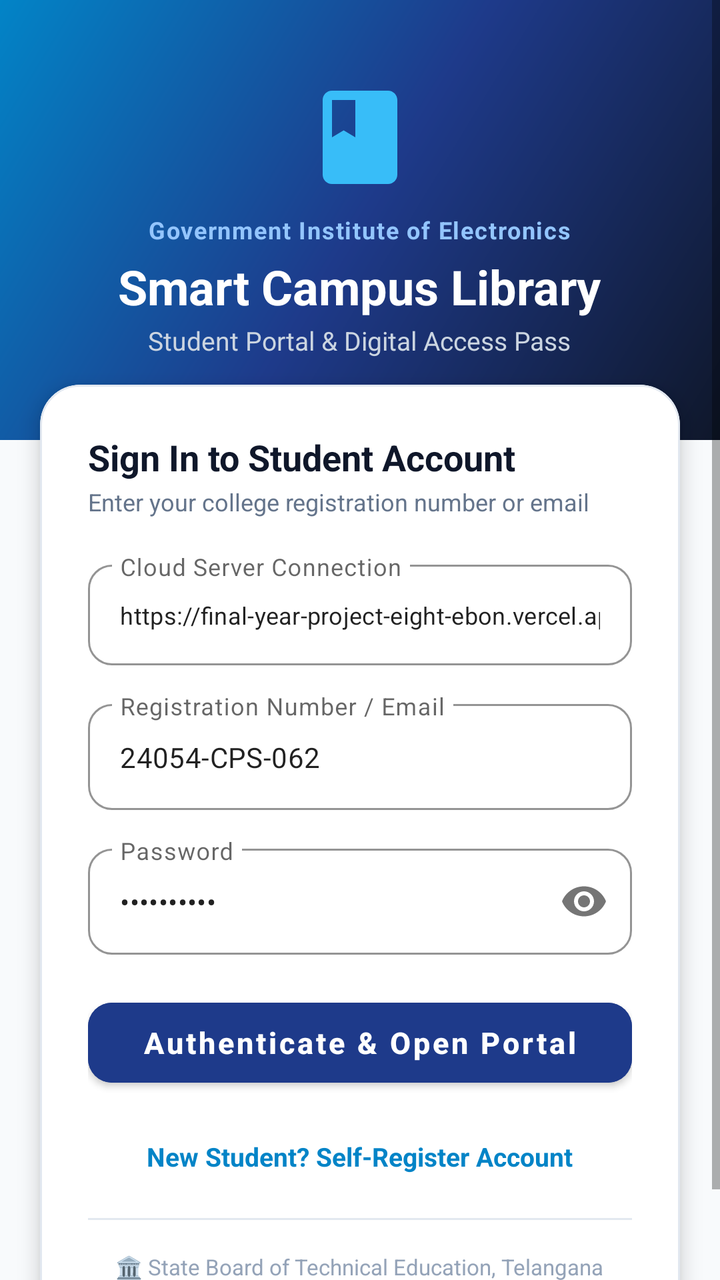
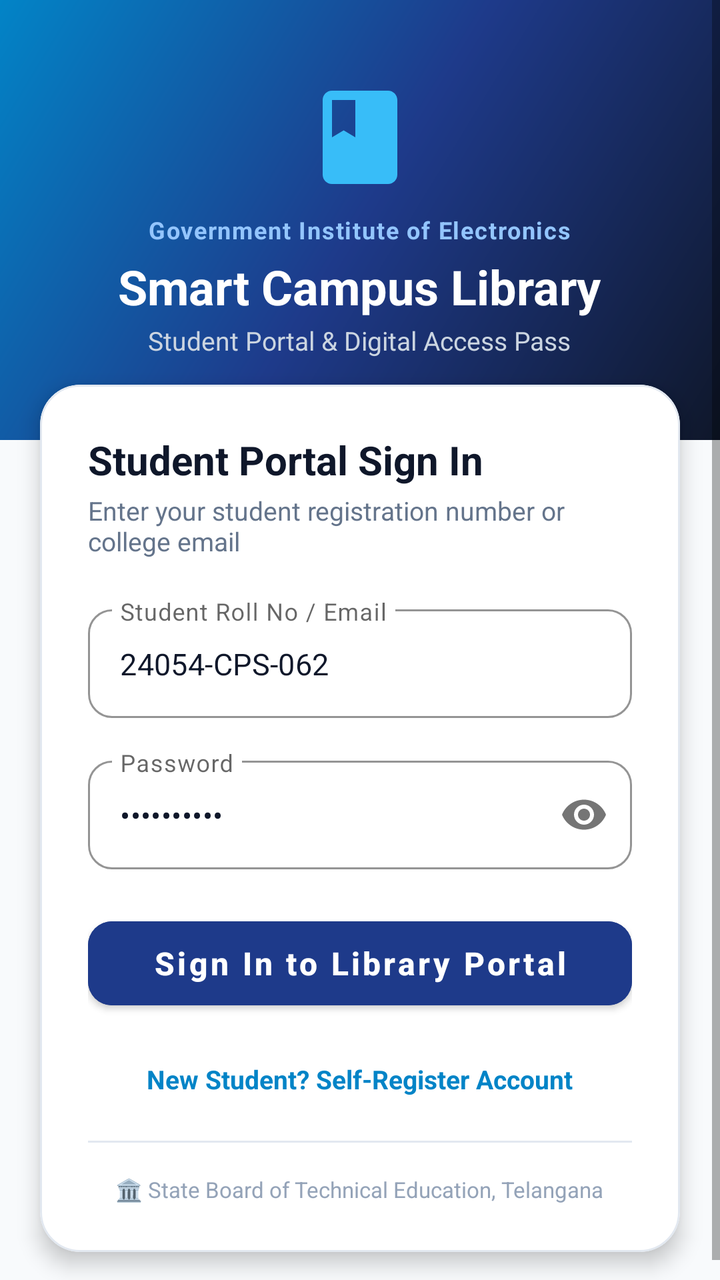

Two renders of the same Android screen: before a commit and after it. Below are the layout's source before the change and the commit's diff.
<!-- AndroidManifest.xml: application theme Theme.StudentLibraryApp -->
<!-- res/layout/activity_login.xml -->
<?xml version="1.0" encoding="utf-8"?>
<ScrollView xmlns:android="http://schemas.android.com/apk/res/android"
    xmlns:app="http://schemas.android.com/apk/res-auto"
    android:layout_width="match_parent"
    android:layout_height="match_parent"
    android:fillViewport="true"
    android:background="#F8FAFC">

    <LinearLayout
        android:layout_width="match_parent"
        android:layout_height="wrap_content"
        android:orientation="vertical">

        
        <LinearLayout
            android:layout_width="match_parent"
            android:layout_height="220dp"
            android:background="@drawable/bg_header_gradient"
            android:orientation="vertical"
            android:gravity="center"
            android:paddingHorizontal="24dp">

            <ImageView
                android:layout_width="56dp"
                android:layout_height="56dp"
                android:src="@drawable/ic_book"
                app:tint="#38BDF8"
                android:contentDescription="@string/app_name" />

            <TextView
                android:layout_width="wrap_content"
                android:layout_height="wrap_content"
                android:layout_marginTop="10dp"
                android:text="Government Institute of Electronics"
                android:textColor="#93C5FD"
                android:textSize="12sp"
                android:letterSpacing="0.05"
                android:textStyle="bold" />

            <TextView
                android:layout_width="wrap_content"
                android:layout_height="wrap_content"
                android:layout_marginTop="4dp"
                android:text="Smart Campus Library"
                android:textColor="#FFFFFF"
                android:textSize="24sp"
                android:textStyle="bold" />

            <TextView
                android:layout_width="wrap_content"
                android:layout_height="wrap_content"
                android:layout_marginTop="2dp"
                android:text="Student Portal &amp; Digital Access Pass"
                android:textColor="#CBD5E1"
                android:textSize="13sp" />
        </LinearLayout>

        
        <com.google.android.material.card.MaterialCardView
            android:layout_width="match_parent"
            android:layout_height="wrap_content"
            android:layout_marginHorizontal="20dp"
            android:layout_marginTop="-28dp"
            android:layout_marginBottom="24dp"
            app:cardCornerRadius="20dp"
            app:cardElevation="6dp"
            app:strokeWidth="1dp"
            app:strokeColor="#E2E8F0"
            app:cardBackgroundColor="#FFFFFF">

            <LinearLayout
                android:layout_width="match_parent"
                android:layout_height="wrap_content"
                android:orientation="vertical"
                android:padding="24dp">

                <TextView
                    android:layout_width="wrap_content"
                    android:layout_height="wrap_content"
                    android:text="Sign In to Student Account"
                    android:textColor="#0F172A"
                    android:textSize="18sp"
                    android:textStyle="bold" />

                <TextView
                    android:layout_width="wrap_content"
                    android:layout_height="wrap_content"
                    android:layout_marginTop="2dp"
                    android:text="Enter your college registration number or email"
                    android:textColor="#64748B"
                    android:textSize="12sp" />

                
                <com.google.android.material.textfield.TextInputLayout
                    android:id="@+id/tilServerUrl"
                    style="@style/Widget.MaterialComponents.TextInputLayout.OutlinedBox"
                    android:layout_width="match_parent"
                    android:layout_height="wrap_content"
                    android:layout_marginTop="18dp"
                    app:boxCornerRadiusTopStart="12dp"
                    app:boxCornerRadiusTopEnd="12dp"
                    app:boxCornerRadiusBottomStart="12dp"
                    app:boxCornerRadiusBottomEnd="12dp"
                    app:boxStrokeColor="@color/primary"
                    android:hint="Cloud Server Connection">

                    <com.google.android.material.textfield.TextInputEditText
                        android:id="@+id/etServerUrl"
                        android:layout_width="match_parent"
                        android:layout_height="wrap_content"
                        android:text="https://final-year-project-eight-ebon.vercel.app/"
                        android:textSize="12sp"
                        android:inputType="textUri" />
                </com.google.android.material.textfield.TextInputLayout>

                
                <com.google.android.material.textfield.TextInputLayout
                    android:id="@+id/tilIdentifier"
                    style="@style/Widget.MaterialComponents.TextInputLayout.OutlinedBox"
                    android:layout_width="match_parent"
                    android:layout_height="wrap_content"
                    android:layout_marginTop="14dp"
                    app:boxCornerRadiusTopStart="12dp"
                    app:boxCornerRadiusTopEnd="12dp"
                    app:boxCornerRadiusBottomStart="12dp"
                    app:boxCornerRadiusBottomEnd="12dp"
                    app:boxStrokeColor="@color/primary"
                    android:hint="Registration Number / Email">

                    <com.google.android.material.textfield.TextInputEditText
                        android:id="@+id/etIdentifier"
                        android:layout_width="match_parent"
                        android:layout_height="wrap_content"
                        android:text="24054-CPS-062"
                        android:textSize="14sp"
                        android:inputType="textEmailAddress" />
                </com.google.android.material.textfield.TextInputLayout>

                
                <com.google.android.material.textfield.TextInputLayout
                    android:id="@+id/tilPassword"
                    style="@style/Widget.MaterialComponents.TextInputLayout.OutlinedBox"
                    android:layout_width="match_parent"
                    android:layout_height="wrap_content"
                    android:layout_marginTop="14dp"
                    app:boxCornerRadiusTopStart="12dp"
                    app:boxCornerRadiusTopEnd="12dp"
                    app:boxCornerRadiusBottomStart="12dp"
                    app:boxCornerRadiusBottomEnd="12dp"
                    app:boxStrokeColor="@color/primary"
                    android:hint="@string/password"
                    app:passwordToggleEnabled="true">

                    <com.google.android.material.textfield.TextInputEditText
                        android:id="@+id/etPassword"
                        android:layout_width="match_parent"
                        android:layout_height="wrap_content"
                        android:text="student123"
                        android:textSize="14sp"
                        android:inputType="textPassword" />
                </com.google.android.material.textfield.TextInputLayout>

                
                <ProgressBar
                    android:id="@+id/progressBar"
                    android:layout_width="wrap_content"
                    android:layout_height="wrap_content"
                    android:layout_gravity="center_horizontal"
                    android:layout_marginTop="14dp"
                    android:visibility="gone" />

                
                <Button
                    android:id="@+id/btnLogin"
                    android:layout_width="match_parent"
                    android:layout_height="52dp"
                    android:layout_marginTop="18dp"
                    android:text="Authenticate &amp; Open Portal"
                    android:textAllCaps="false"
                    android:textSize="15sp"
                    android:textStyle="bold"
                    app:cornerRadius="12dp"
                    android:backgroundTint="@color/primary" />

                
                <TextView
                    android:id="@+id/tvRegisterPrompt"
                    android:layout_width="wrap_content"
                    android:layout_height="wrap_content"
                    android:layout_gravity="center_horizontal"
                    android:layout_marginTop="16dp"
                    android:text="New Student? Self-Register Account"
                    android:textColor="@color/secondary"
                    android:textSize="13sp"
                    android:textStyle="bold"
                    android:padding="6dp" />

                <View
                    android:layout_width="match_parent"
                    android:layout_height="1dp"
                    android:layout_marginVertical="16dp"
                    android:background="#E2E8F0" />

                
                <LinearLayout
                    android:layout_width="match_parent"
                    android:layout_height="wrap_content"
                    android:orientation="horizontal"
                    android:gravity="center">

                    <TextView
                        android:layout_width="wrap_content"
                        android:layout_height="wrap_content"
                        android:text="🏛️ State Board of Technical Education, Telangana"
                        android:textColor="#94A3B8"
                        android:textSize="11sp" />
                </LinearLayout>

            </LinearLayout>
        </com.google.android.material.card.MaterialCardView>

    </LinearLayout>
</ScrollView>
<!-- resources referenced by this layout -->
<resources>
  <color name="primary">#1E3A8A</color>
  <color name="secondary">#0284C7</color>
  <!-- drawable bg_header_gradient (drawable) -->
  <?xml version="1.0" encoding="utf-8"?>
  <shape xmlns:android="http://schemas.android.com/apk/res/android">
      <gradient
          android:angle="135"
          android:startColor="#0F172A"
          android:centerColor="#1E3A8A"
          android:endColor="#0284C7"
          android:type="linear" />
  </shape>
  <!-- drawable ic_book (drawable) -->
  <vector xmlns:android="http://schemas.android.com/apk/res/android"
      android:width="24dp"
      android:height="24dp"
      android:viewportWidth="24"
      android:viewportHeight="24">
    <path
        android:fillColor="@color/primary"
        android:pathData="M18,2H6c-1.1,0 -2,0.9 -2,2v16c0,1.1 0.9,2 2,2h12c1.1,0 2,-0.9 2,-2V4c0,-1.1 -0.9,-2 -2,-2zM6,4h5v8l-2.5,-1.5L6,12V4z"/>
  </vector>
  <string name="app_name">Campus Library</string>
  <string name="password">Password</string>
  <style name="Theme.StudentLibraryApp" parent="Theme.MaterialComponents.DayNight.NoActionBar">
          
          <item name="colorPrimary">@color/primary</item>
          <item name="colorPrimaryVariant">@color/primary_dark</item>
          <item name="colorOnPrimary">@color/white</item>
          
          <item name="colorSecondary">@color/secondary</item>
          <item name="colorSecondaryVariant">@color/secondary</item>
          <item name="colorOnSecondary">@color/white</item>
          
          <item name="android:statusBarColor">@color/primary_dark</item>
          <item name="android:windowBackground">@color/gray_50</item>
      </style>
  <color name="primary_dark">#172554</color>
  <color name="white">#FFFFFF</color>
  <color name="gray_50">#F8FAFC</color>
</resources>

<!-- the commit's change to res/layout/activity_login.xml (unified diff, before → after) -->
@@ -77,18 +77,18 @@
                 <TextView
                     android:layout_width="wrap_content"
                     android:layout_height="wrap_content"
-                    android:text="Sign In to Student Account"
+                    android:text="Student Portal Sign In"
                     android:textColor="#0F172A"
-                    android:textSize="18sp"
+                    android:textSize="20sp"
                     android:textStyle="bold" />
 
                 <TextView
                     android:layout_width="wrap_content"
                     android:layout_height="wrap_content"
-                    android:layout_marginTop="2dp"
-                    android:text="Enter your college registration number or email"
+                    android:layout_marginTop="3dp"
+                    android:text="Enter your student registration number or college email"
                     android:textColor="#64748B"
-                    android:textSize="12sp" />
+                    android:textSize="13sp" />
 
                 
                 <com.google.android.material.textfield.TextInputLayout
@@ -96,58 +96,56 @@
                     style="@style/Widget.MaterialComponents.TextInputLayout.OutlinedBox"
                     android:layout_width="match_parent"
                     android:layout_height="wrap_content"
-                    android:layout_marginTop="18dp"
+                    android:visibility="gone"
+                    android:hint="Cloud Server Connection">
+
+                    <com.google.android.material.textfield.TextInputEditText
+                        android:id="@+id/etServerUrl"
+                        android:layout_width="match_parent"
+                        android:layout_height="wrap_content"
+                        android:text="https://final-year-project-eight-ebon.vercel.app/"
+                        android:textSize="12sp"
+                        android:inputType="textUri" />
+                </com.google.android.material.textfield.TextInputLayout>
+
+                
+                <com.google.android.material.textfield.TextInputLayout
+                    android:id="@+id/tilIdentifier"
+                    style="@style/Widget.MaterialComponents.TextInputLayout.OutlinedBox"
+                    android:layout_width="match_parent"
+                    android:layout_height="wrap_content"
+                    android:layout_marginTop="20dp"
                     app:boxCornerRadiusTopStart="12dp"
                     app:boxCornerRadiusTopEnd="12dp"
                     app:boxCornerRadiusBottomStart="12dp"
                     app:boxCornerRadiusBottomEnd="12dp"
                     app:boxStrokeColor="@color/primary"
-                    android:hint="Cloud Server Connection">
+                    app:hintTextColor="@color/primary"
+                    android:hint="Student Roll No / Email">
 
                     <com.google.android.material.textfield.TextInputEditText
-                        android:id="@+id/etServerUrl"
+                        android:id="@+id/etIdentifier"
                         android:layout_width="match_parent"
                         android:layout_height="wrap_content"
-                        android:text="https://final-year-project-eight-ebon.vercel.app/"
-                        android:textSize="12sp"
-                        android:inputType="textUri" />
+                        android:text="24054-CPS-062"
+                        android:textColor="#0F172A"
+                        android:textSize="15sp"
+                        android:inputType="textEmailAddress" />
                 </com.google.android.material.textfield.TextInputLayout>
 
                 
                 <com.google.android.material.textfield.TextInputLayout
-                    android:id="@+id/tilIdentifier"
+                    android:id="@+id/tilPassword"
                     style="@style/Widget.MaterialComponents.TextInputLayout.OutlinedBox"
                     android:layout_width="match_parent"
                     android:layout_height="wrap_content"
-                    android:layout_marginTop="14dp"
+                    android:layout_marginTop="16dp"
                     app:boxCornerRadiusTopStart="12dp"
                     app:boxCornerRadiusTopEnd="12dp"
                     app:boxCornerRadiusBottomStart="12dp"
                     app:boxCornerRadiusBottomEnd="12dp"
                     app:boxStrokeColor="@color/primary"
-                    android:hint="Registration Number / Email">
-
-                    <com.google.android.material.textfield.TextInputEditText
-                        android:id="@+id/etIdentifier"
-                        android:layout_width="match_parent"
-                        android:layout_height="wrap_content"
-                        android:text="24054-CPS-062"
-                        android:textSize="14sp"
-                        android:inputType="textEmailAddress" />
-                </com.google.android.material.textfield.TextInputLayout>
-
-                
-                <com.google.android.material.textfield.TextInputLayout
-                    android:id="@+id/tilPassword"
-                    style="@style/Widget.MaterialComponents.TextInputLayout.OutlinedBox"
-                    android:layout_width="match_parent"
-                    android:layout_height="wrap_content"
-                    android:layout_marginTop="14dp"
-                    app:boxCornerRadiusTopStart="12dp"
-                    app:boxCornerRadiusTopEnd="12dp"
-                    app:boxCornerRadiusBottomStart="12dp"
-                    app:boxCornerRadiusBottomEnd="12dp"
-                    app:boxStrokeColor="@color/primary"
+                    app:hintTextColor="@color/primary"
                     android:hint="@string/password"
                     app:passwordToggleEnabled="true">
 
@@ -156,7 +154,8 @@
                         android:layout_width="match_parent"
                         android:layout_height="wrap_content"
                         android:text="student123"
-                        android:textSize="14sp"
+                        android:textColor="#0F172A"
+                        android:textSize="15sp"
                         android:inputType="textPassword" />
                 </com.google.android.material.textfield.TextInputLayout>
 
@@ -166,18 +165,18 @@
                     android:layout_width="wrap_content"
                     android:layout_height="wrap_content"
                     android:layout_gravity="center_horizontal"
-                    android:layout_marginTop="14dp"
+                    android:layout_marginTop="16dp"
                     android:visibility="gone" />
 
                 
                 <Button
                     android:id="@+id/btnLogin"
                     android:layout_width="match_parent"
-                    android:layout_height="52dp"
-                    android:layout_marginTop="18dp"
-                    android:text="Authenticate &amp; Open Portal"
+                    android:layout_height="54dp"
+                    android:layout_marginTop="20dp"
+                    android:text="Sign In to Library Portal"
                     android:textAllCaps="false"
-                    android:textSize="15sp"
+                    android:textSize="16sp"
                     android:textStyle="bold"
                     app:cornerRadius="12dp"
                     android:backgroundTint="@color/primary" />
<!-- resource entries referenced after the edit -->
@@ -24,7 +24,7 @@
   </vector>
   <string name="app_name">Campus Library</string>
   <string name="password">Password</string>
-  <style name="Theme.StudentLibraryApp" parent="Theme.MaterialComponents.DayNight.NoActionBar">
+  <style name="Theme.StudentLibraryApp" parent="Theme.MaterialComponents.Light.NoActionBar">
           
           <item name="colorPrimary">@color/primary</item>
           <item name="colorPrimaryVariant">@color/primary_dark</item>
